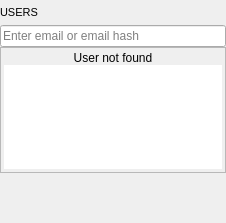
Qt form BlockSettleUILib/SearchWidget.ui (BlockSettle/terminal) before a commit.
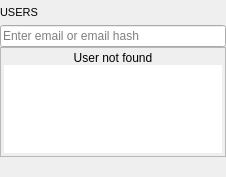
The same form after that commit. Custom widgets are drawn as their Qt base class.

Commit message: Improved found user list paddings

```diff
--- a/BlockSettleUILib/SearchWidget.ui
+++ b/BlockSettleUILib/SearchWidget.ui
@@ -7,7 +7,7 @@
     <x>0</x>
     <y>0</y>
     <width>226</width>
-    <height>223</height>
+    <height>177</height>
    </rect>
   </property>
   <property name="sizePolicy">
@@ -146,12 +146,12 @@
         <enum>Qt::Vertical</enum>
        </property>
        <property name="sizeType">
-        <enum>QSizePolicy::Minimum</enum>
+        <enum>QSizePolicy::MinimumExpanding</enum>
        </property>
        <property name="sizeHint" stdset="0">
         <size>
          <width>20</width>
-         <height>50</height>
+         <height>20</height>
         </size>
        </property>
       </spacer>
```
The commit also changes 1 other file.
